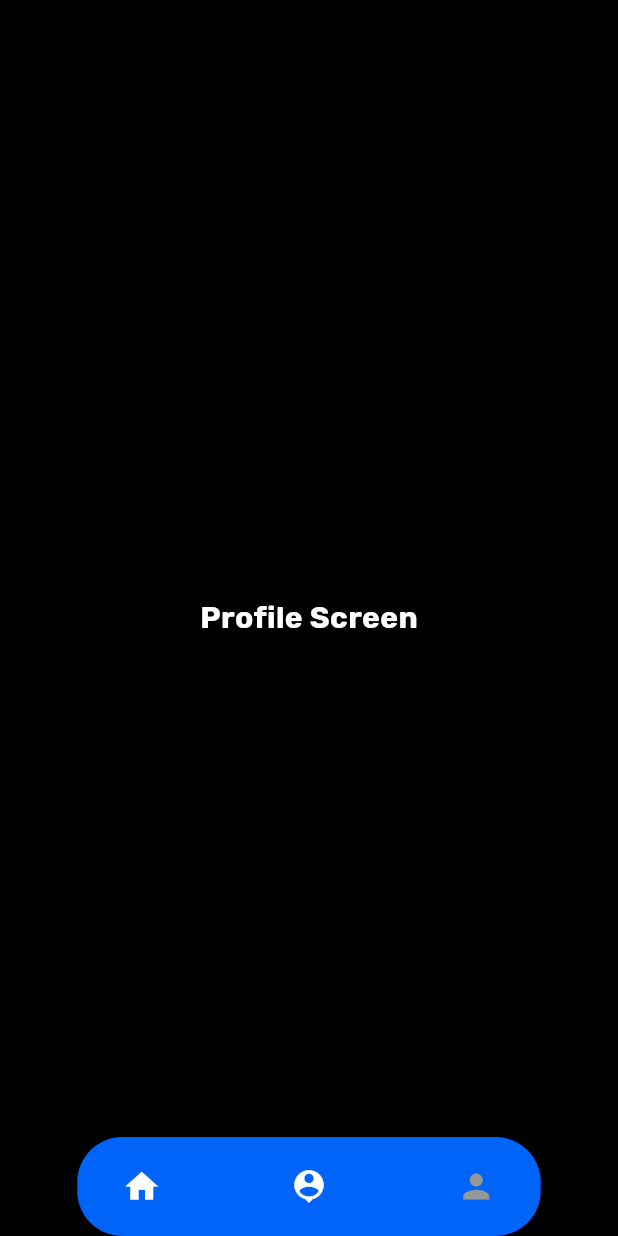
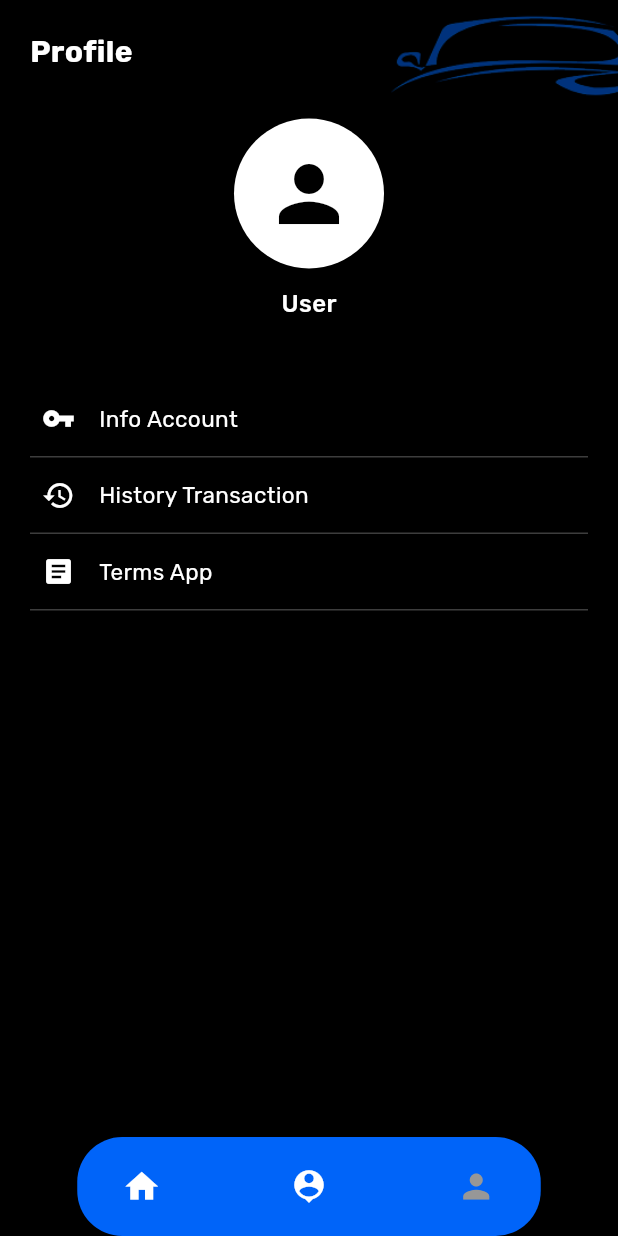
Before and after one commit to restumi/CarRentUkkMobile, a Flutter app: the ProfileScreen screen opened by its route, on a phone screen of 412 x 824 dp. Run offline on Flutter 3.47's test engine with Material 3 defaults, Android fonts, the phone set to English and light mode, and no system bars; our stand-ins replace google_fonts, image_picker, table_calendar.

Commit message:
create profile screen

```diff
--- a/lib/screens/profile/profile_screen.dart
+++ b/lib/screens/profile/profile_screen.dart
@@ -27,14 +27,79 @@ class _ProfileScreenState extends State<ProfileScreen> {
       body: SafeArea(
         child: Stack(
           children: [
-            Center(
+            Positioned(
+              top: 0,
+              right: 0,
+              child: Image.asset(
+                "assets/images/headerHome.png",
+                width: MediaQuery.of(context).size.width * 0.4,
+              ),
+            ),
+
+            // ===== Content =====
+            Padding(
+              padding: const EdgeInsets.all(20),
+              child: Column(
+                crossAxisAlignment: CrossAxisAlignment.center,
+                children: [
+                  // Profile Title
+                  Align(
+                    alignment: Alignment.centerLeft,
                     child: Text(
-                "Profile Screen",
+                      "Profile",
                       style: GoogleFonts.rubik(
                         color: AppColors.white,
                         fontSize: 20,
                         fontWeight: FontWeight.bold,
                       ),
+                    ),
+                  ),
+                  const SizedBox(height: 30),
+
+                  // Avatar
+                  CircleAvatar(
+                    radius: 50,
+                    backgroundColor: AppColors.white,
+                    child: Icon(
+                      Icons.person,
+                      size: 60,
+                      color: AppColors.black,
+                    ),
+                  ),
+                  const SizedBox(height: 12),
+
+                  // Username
+                  Text(
+                    "User",
+                    style: GoogleFonts.rubik(
+                      color: AppColors.white,
+                      fontSize: 16,
+                      fontWeight: FontWeight.w500,
+                    ),
+                  ),
+                  const SizedBox(height: 40),
+
+                  // Menu Items
+                  Column(
+                    children: [
+                      _buildMenuItem(
+                        icon: Icons.vpn_key,
+                        title: "Info Account",
+                        onTap: () {},
+                      ),
+                      _buildMenuItem(
+                        icon: Icons.history,
+                        title: "History Transaction",
+                        onTap: () {},
+                      ),
+                      _buildMenuItem(
+                        icon: Icons.article,
+                        title: "Terms App",
+                        onTap: () {},
+                      ),
+                    ],
+                  ),
+                ],
               ),
             ),
 
@@ -58,4 +123,35 @@ class _ProfileScreenState extends State<ProfileScreen> {
       ),
     );
   }
+
+  Widget _buildMenuItem({
+    required IconData icon,
+    required String title,
+    required VoidCallback onTap,
+  }) {
+    return InkWell(
+      onTap: onTap,
+      child: Container(
+        padding: const EdgeInsets.symmetric(vertical: 14, horizontal: 8),
+        decoration: const BoxDecoration(
+          border: Border(
+            bottom: BorderSide(color: Colors.white24, width: 1),
+          ),
+        ),
+        child: Row(
+          children: [
+            Icon(icon, color: Colors.white, size: 22),
+            const SizedBox(width: 16),
+            Text(
+              title,
+              style: GoogleFonts.rubik(
+                color: Colors.white,
+                fontSize: 15,
+              ),
+            ),
+          ],
+        ),
+      ),
+    );
   }
+}
```
Lines whose indentation alone changed are shown as unchanged.
